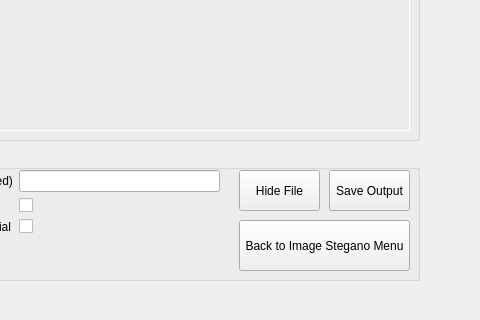
naufal-dean/Stegosolver, file src/ui/main.ui: the form before one commit; both pictures show x 641 to 1121 and y 360 to 680 of the 1121 by 680 pixel window.
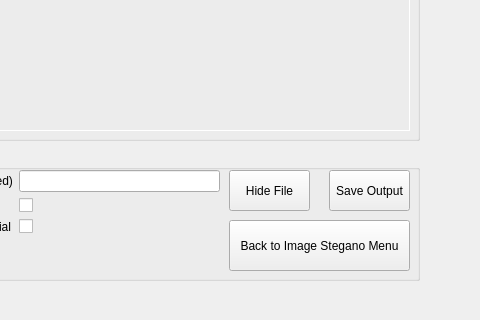
The form after the commit. The open tabs and pages were chosen to show the change.

Commit message: Implement basic navigation on ui

```diff
--- a/src/ui/main.ui
+++ b/src/ui/main.ui
@@ -222,9 +222,9 @@
       <widget class="QPushButton" name="backImagePageNavBtn">
        <property name="geometry">
         <rect>
-         <x>820</x>
+         <x>810</x>
          <y>70</y>
-         <width>171</width>
+         <width>181</width>
          <height>51</height>
         </rect>
        </property>
@@ -331,7 +331,7 @@
       <widget class="QPushButton" name="imgHideFileBtn">
        <property name="geometry">
         <rect>
-         <x>820</x>
+         <x>810</x>
          <y>20</y>
          <width>81</width>
          <height>41</height>
```
The commit also changes 1 other file.
